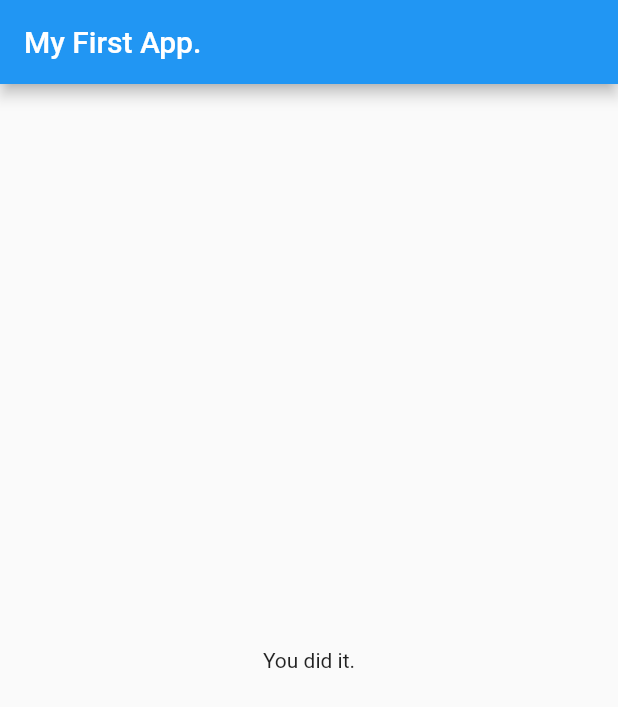
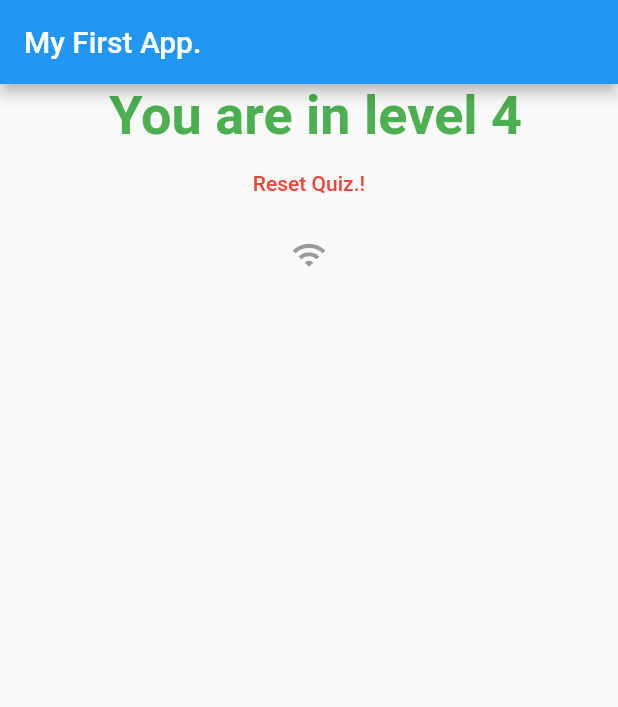
Before and after one commit to yuttana76/flutterApps, a Flutter app: the screen it shows after launch, after a tap on "Black", after a tap on "Cat", after a tap on "Orange", on a phone screen of 412 x 824 dp. Shown: the top 707 px of the screen. Run offline on Flutter 3.47's test engine with Material 2 defaults, Android fonts, the phone set to English and light mode, and no system bars.

Commit message:
Add button at the result screen

```diff
--- a/firt_flutter/lib/main.dart
+++ b/firt_flutter/lib/main.dart
@@ -21,22 +21,47 @@ class MyApp extends StatefulWidget {
 
 class _MyAppState extends State<MyApp> {
   var _questionIndex = 0;
+  var _totalScore = 0;
+
   final _questions = const [
     {
       'questionText': 'What\'s your favorite color ?',
-      'answers': ['Black', 'White', 'Green', 'Red'],
+      'answers': [
+        {'text': 'Black', 'score': 1},
+        {'text': 'White', 'scoe': 2},
+        {'text': 'Green', 'score': 3},
+        {'text': 'Red', 'score': 4}
+      ],
     },
     {
       'questionText': 'What\'s your favorite animal ?',
-      'answers': ['Dog', 'Cat', 'Rat', 'Bird'],
+      'answers': [
+        {'text': 'Dog', 'score': 1},
+        {'text': 'Cat', 'score': 2},
+        {'text': 'Rat', 'score': 3},
+        {'text': 'Bird', 'score': 4}
+      ],
     },
     {
       'questionText': 'What\'s your favorite fruite ?',
-      'answers': ['Mango', 'Apple', 'Orange', 'Banana']
+      'answers': [
+        {'text': 'Mango', 'score': 1},
+        {'text': 'Apple', 'score': 2},
+        {'text': 'Orange', 'score': 3},
+        {'text':'Banana','score':4}
+      ]
     }
   ];
 
-  void _answerQuestion() {
+void _resetQuiz(){
+  setState(() {
+    _totalScore=0;
+    _questionIndex=0;
+    });
+}
+
+  void _answerQuestion(int score) {
+    _totalScore += score;
     setState(() {
       _questionIndex++;
     });
@@ -62,7 +87,7 @@ class _MyAppState extends State<MyApp> {
                 answerQuestion: _answerQuestion,
                 questionIndex: _questionIndex,
               )
-            : Result(),
+            : Result(_totalScore,_resetQuiz),
       ),
     );
   }
--- a/firt_flutter/lib/quiz.dart
+++ b/firt_flutter/lib/quiz.dart
@@ -20,8 +20,8 @@ class Quiz extends StatelessWidget {
         Question(
           questions[questionIndex]['questionText'],
         ),
-        ...(questions[questionIndex]['answers'] as List<String>).map((answer) {
-          return Answer(answerQuestion, answer);
+        ...(questions[questionIndex]['answers'] as List<Map<String,Object>>).map((answer) {
+          return Answer(()=>answerQuestion(answer['score']), answer['text']);
         }).toList()
       ],
     );
--- a/firt_flutter/lib/result.dart
+++ b/firt_flutter/lib/result.dart
@@ -1,10 +1,77 @@
 import 'package:flutter/material.dart';
 
 class Result extends StatelessWidget {
+  final int resultScore;
+  final Function resetHandler;
+
+  Result(this.resultScore, this.resetHandler);
+
+  String get scoreText {
+    return 'Score ' + resultScore.toString();
+  }
+
+  String get resultPharse {
+    String resultText;
+    if (resultScore < 3) {
+      resultText = ' You are in level 1';
+    } else if (resultScore < 6) {
+      resultText = ' You are in level 2';
+    } else if (resultScore < 6) {
+      resultText = ' You are in level 3';
+    } else if (resultScore < 9) {
+      resultText = ' You are in level 4';
+    } else {
+      resultText = ' You are stranger.';
+    }
+
+    return resultText;
+  }
+
   @override
   Widget build(BuildContext context) {
+    // return Column(
+    //   children: <Widget>[
+    //     Container(
+    //       width: double.infinity,
+    //       margin: EdgeInsets.all(10),
+    //       child: Text(
+    //         scoreText,
+    //         style: TextStyle(fontSize: 40,color:Colors.green),
+    //         textAlign: TextAlign.center,
+    //       ),
+    //     ),
+    //     Container(
+    //       width: double.infinity,
+    //       margin: EdgeInsets.all(10),
+    //       child: Text(
+    //         resultPharse,
+    //         style: TextStyle(fontSize: 28,color:Colors.red),
+    //         textAlign: TextAlign.center,
+    //       ),
+    //     ),
+    //   ],
+    // );
+
     return Center(
-                child: Text('You did it.'),
-              );
+        child: Column(
+      children: <Widget>[
+        Text(
+          resultPharse,
+          style: TextStyle(
+              fontSize: 36, fontWeight: FontWeight.bold, color: Colors.green),
+          textAlign: TextAlign.center,
+        ),
+        FlatButton(
+          child: Text('Reset Quiz.!'),
+          textColor: Colors.red,
+          onPressed: resetHandler,
+        ),
+        IconButton(
+            icon: Icon(Icons.wifi),
+            tooltip: 'Increase volume by 10',
+            onPressed: null,
+          ),
+      ],
+    ));
   }
 }
```
